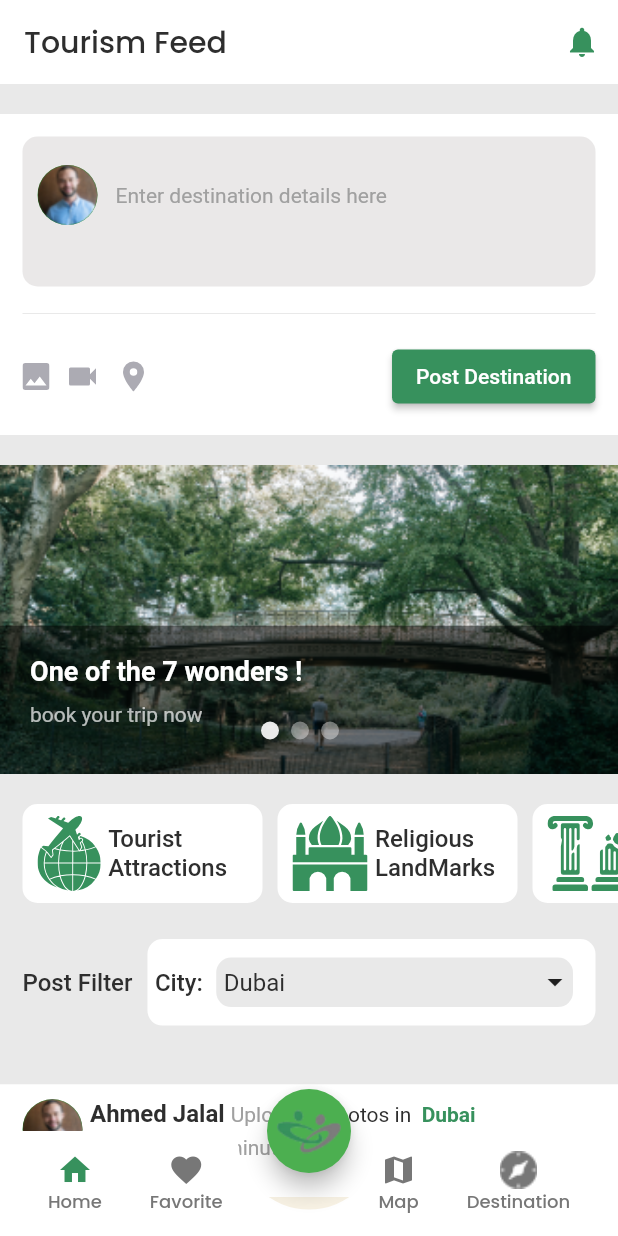
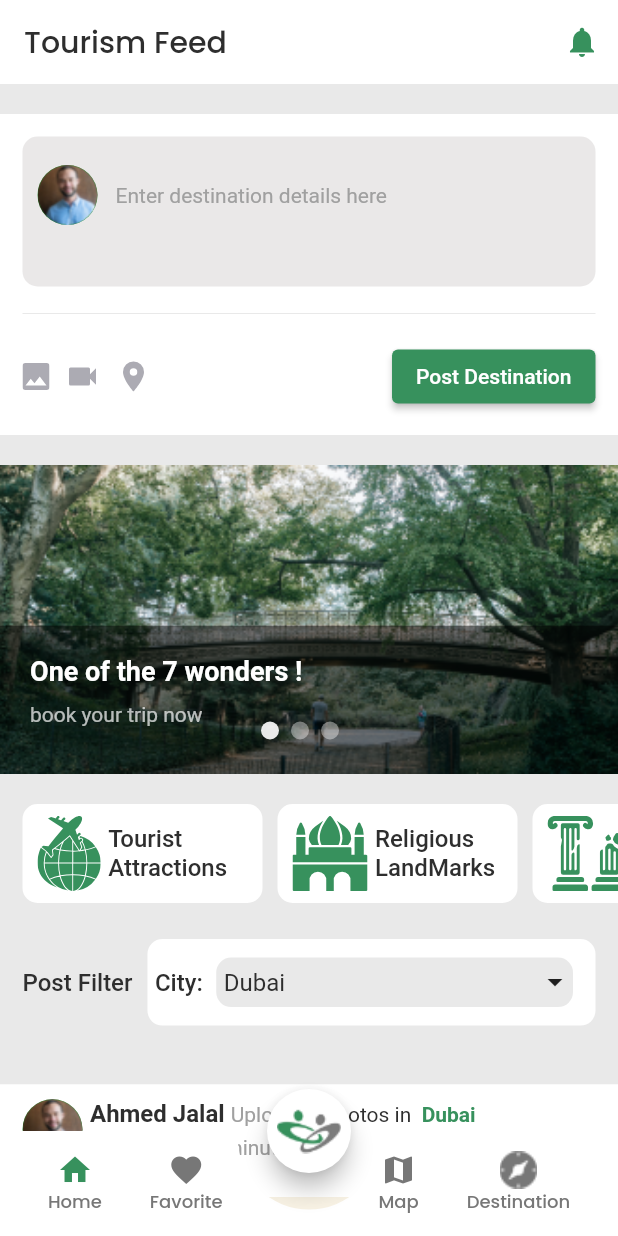
Before and after one commit to mohamedhanyyy/tourism1, a Flutter app: the screen it shows after launch, on a phone screen of 412 x 824 dp. Run offline on Flutter 3.47's test engine with Material 2 defaults, Android fonts, the phone set to English and light mode, and no system bars; drawn by our look-alikes of carousel_slider; our stand-ins replace dotted_decoration, flutter_svg, get, google_maps_flutter.

Commit message:
change color FLA
change color FLA

```diff
--- a/lib/presentation/layout_page/view/layout_page.dart
+++ b/lib/presentation/layout_page/view/layout_page.dart
@@ -58,7 +58,7 @@ List<AppBar> appBarList= [
           bottomNavigationBar: const ButtonNaviBar(),
           floatingActionButton: FloatingActionButton(
             onPressed: () {},
-            // backgroundColor: ColorConstants.whiteColor,
+            backgroundColor: ColorConstants.whiteColor,
             child: Image.asset(ConstantIcons.logoIcon),
           ),
           floatingActionButtonLocation: FloatingActionButtonLocation.miniCenterDocked,
```
